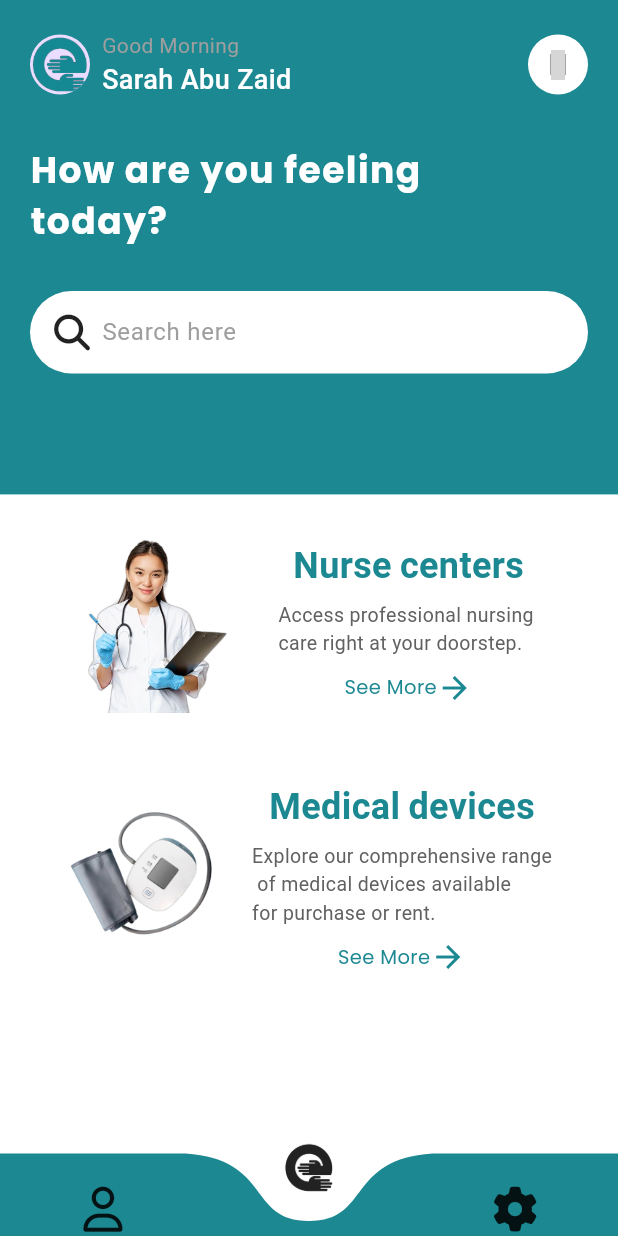
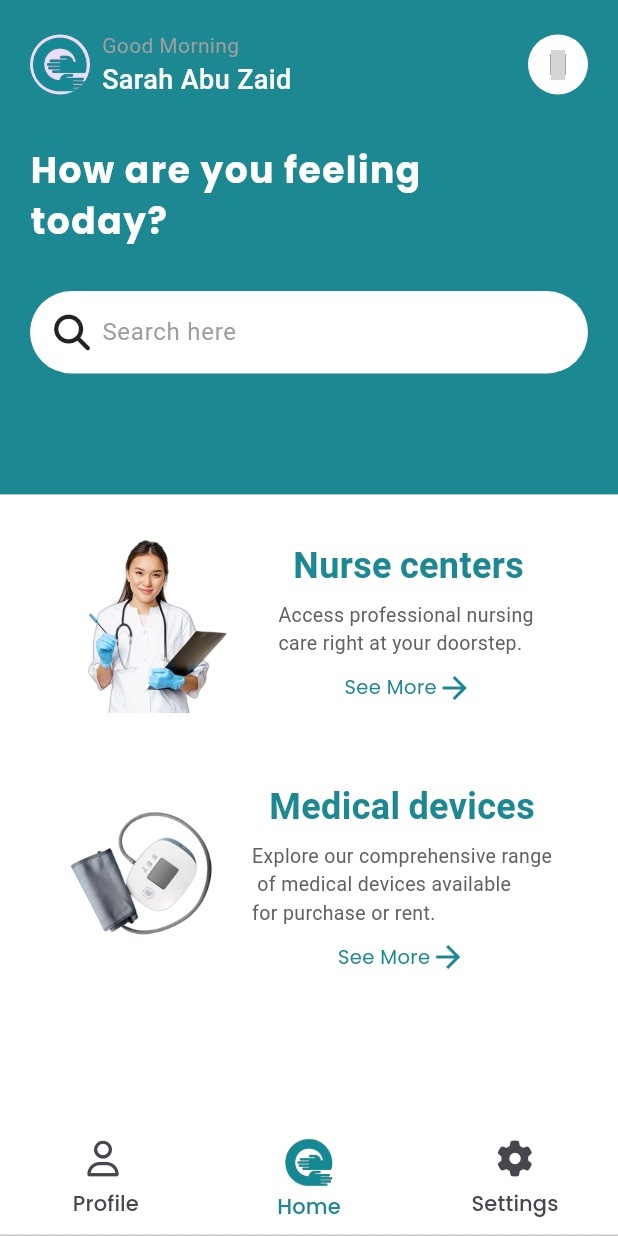
Before and after one commit to QutaibaQusai/heartful-care, a Flutter app: the Home screen opened directly, on a phone screen of 412 x 824 dp. Run offline on Flutter 3.47's test engine with Material 2 defaults, Android fonts, the light colour scheme and no system bars; drawn by our look-alikes of curved_navigation_bar; our stand-ins replace font_awesome_flutter, google_fonts, iconsax; grey boxes are pictures that could not be loaded.

Commit message:
edited Tab Bar in Home page

```diff
--- a/lib/Home.dart
+++ b/lib/Home.dart
@@ -1,6 +1,4 @@
-import 'package:curved_navigation_bar/curved_navigation_bar.dart';
 import 'package:flutter/material.dart';
-//import 'package:flutter/cupertino.dart'; // Import for CupertinoIcons
 import 'package:font_awesome_flutter/font_awesome_flutter.dart';
 import 'package:google_fonts/google_fonts.dart';
 import 'package:iconsax/iconsax.dart';
@@ -18,22 +16,6 @@ class Home extends StatefulWidget {
 }
 
 class _HomeState extends State<Home> {
-  final items = const [
-    Icon(
-      FontAwesomeIcons.user,
-      size: 30,
-    ),
-    ImageIcon(
-      AssetImage("images/logoo.png"),
-      size: 35,
-    ),
-    Icon(
-      FontAwesomeIcons.gear,
-      size: 30,
-    )
-  ];
-  int index = 1;
-
   // list of object
   List<Sections> mySectionList = [
     Sections(
@@ -57,10 +39,15 @@ class _HomeState extends State<Home> {
   ];
   Widget build(BuildContext context) {
     return SafeArea(
+      child: DefaultTabController(
+        length: 3,
+        initialIndex: 1,
         child: Scaffold(
           backgroundColor: Colors.white,
-        body: SafeArea(
-          child: Column(
+          body: TabBarView(
+            children: [
+              Account(),
+              Column(
                 children: [
                   Container(
                     width: MediaQuery.of(context).size.width,
@@ -70,7 +57,8 @@ class _HomeState extends State<Home> {
                       borderRadius: BorderRadius.circular(0),
                     ),
                     child: Padding(
-                  padding: const EdgeInsets.only(left: 20, right: 20, top: 20),
+                      padding:
+                          const EdgeInsets.only(left: 20, right: 20, top: 20),
                       child: Column(
                         mainAxisAlignment: MainAxisAlignment.start,
                         crossAxisAlignment: CrossAxisAlignment.start,
@@ -80,19 +68,29 @@ class _HomeState extends State<Home> {
                             children: [
                               Row(
                                 children: [
-                              const CircleAvatar(
+                                  GestureDetector(
+                                    onTap: () {
+                                      Navigator.of(context).push(
+                                          MaterialPageRoute(
+                                              builder: (context) => Account()));
+                                    },
+                                    child: const CircleAvatar(
                                       radius: 20,
-                                backgroundImage: AssetImage("images/logo2.png"),
+                                      backgroundImage:
+                                          AssetImage("images/logo2.png"),
+                                    ),
                                   ),
                                   SizedBox(width: 8),
                                   Column(
-                                crossAxisAlignment: CrossAxisAlignment.start,
+                                    crossAxisAlignment:
+                                        CrossAxisAlignment.start,
                                     children: [
                                       Text(
                                         greeting(),
                                         style: TextStyle(
                                           fontSize: 14,
-                                      color: Colors.grey, // Change as needed
+                                          color:
+                                              Colors.grey, // Change as needed
                                         ),
                                       ),
                                       Text(
@@ -174,8 +172,35 @@ class _HomeState extends State<Home> {
                   ),
                 ],
               ),
+              SettingFirstPage()
+            ],
           ),
-        bottomNavigationBar: bottonNav(),
+          bottomNavigationBar: TabBar(
+
+            labelColor: Color(0xFF1C8892),
+            labelStyle: GoogleFonts.poppins(),
+            indicatorColor: Colors.transparent,
+            tabs: [
+              Tab(
+                text: " Profile",
+                icon: Icon(FontAwesomeIcons.user),
+                iconMargin: EdgeInsets.only(bottom: 8),
+              ),
+              Tab(
+                text: "Home",
+                icon: Image.asset(
+                  "images/logo2.png",
+                  width: 35,
+                ),
+              ),
+              Tab(
+                text: "Settings",
+                icon: Icon(FontAwesomeIcons.gear),
+                iconMargin: EdgeInsets.only(bottom: 8),
+              )
+            ],
+          ),
+        ),
       ),
     );
   }
@@ -189,35 +214,6 @@ class _HomeState extends State<Home> {
       return 'Good Afternoon';
     }
     return 'Good Evening';
-  }
-
-  Widget bottonNav() {
-    return CurvedNavigationBar(
-      items: items,
-      index: index,
-
-      height: 55,
-      buttonBackgroundColor: const Color(0x00000000),
-      backgroundColor: Colors.transparent,
-      color: Color(0xFF1C8892),
-      // onTap: (index) => setState(()=> this. index=index),
-      onTap: (selectedIndex) {
-        setState(() {
-          index = selectedIndex;
-        });
-
-        // Handle navigation for "gear" and "user" icons
-        if (selectedIndex == 0) {
-          // Navigate to user page
-          Navigator.of(context)
-              .push(MaterialPageRoute(builder: (context) => Account()));
-        } else if (selectedIndex == 2) {
-          // Navigate to gear page
-          Navigator.of(context).push(
-              MaterialPageRoute(builder: (context) => SettingFirstPage()));
-        }
-      },
-    );
   }
 
   Widget tile(Sections sections) {
--- a/pubspec.yaml
+++ b/pubspec.yaml
@@ -42,7 +42,6 @@ dependencies:
   iconsax: ^0.0.8
   flutter_screenutil: ^5.9.0
   font_awesome_flutter: ^10.6.0
-  curved_navigation_bar: ^1.0.3
 
 
 dev_dependencies:
```
Also changed, not shown: pubspec.lock. Lines whose indentation alone changed are shown as unchanged.
